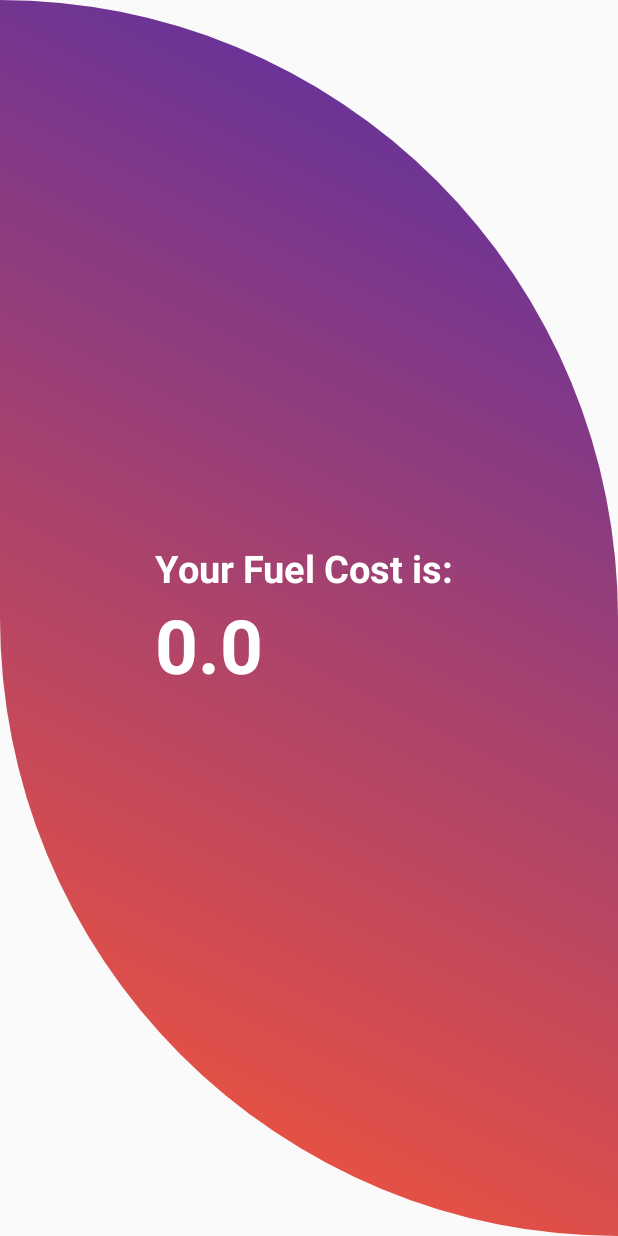
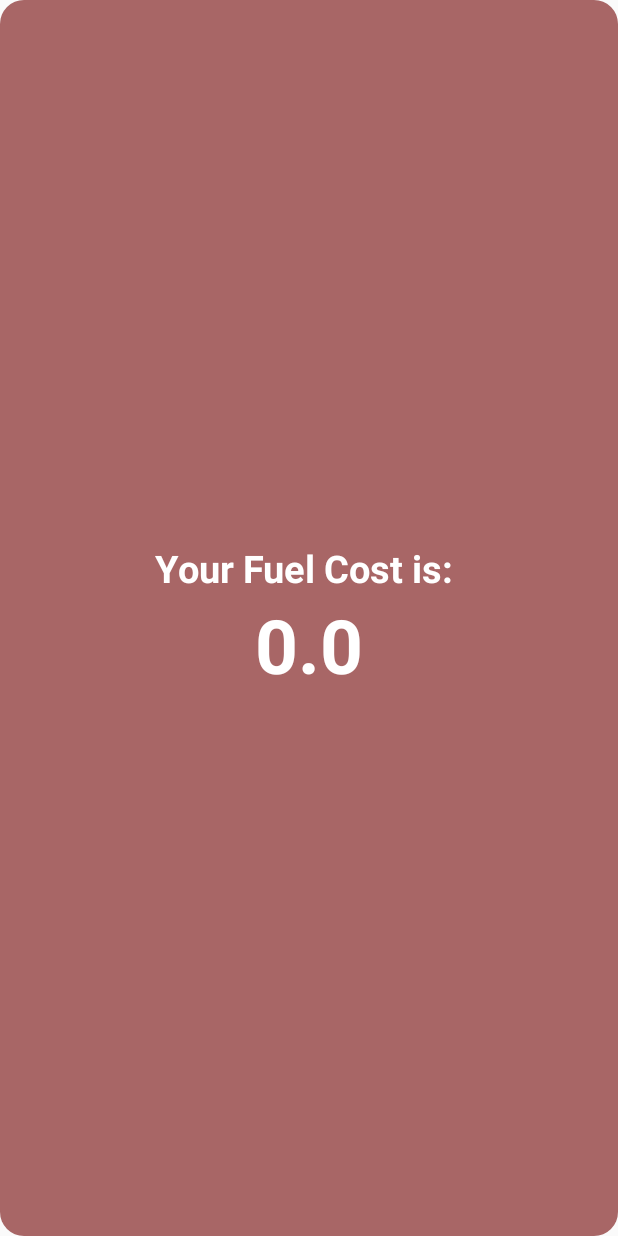
Before and after one commit to Revplay1/fuelcalc, an Android app: the ResultActivity screen opened directly, with no data from a screen before it, on a phone screen of 412 x 824 dp. Run offline under Robolectric (Android 15) with nearby library versions, the phone set to English and light mode, and no system bars.

Commit message:
changes to activity_result.xml and ResultActivity.kt

```diff
--- a/app/src/main/java/content/v1/fuelcalc/ResultActivity.kt
+++ b/app/src/main/java/content/v1/fuelcalc/ResultActivity.kt
@@ -15,5 +15,8 @@ class ResultActivity : AppCompatActivity() {
         val tvResult = findViewById<TextView>(R.id.tvResult)
 
         tvResult.text = "$fuelCost"
+
     }
+
+
 }
--- a/app/src/main/res/drawable/gradient_bg.xml
+++ b/app/src/main/res/drawable/gradient_bg.xml
@@ -1,10 +1,11 @@
 <?xml version="1.0" encoding="utf-8"?>
 <shape
     xmlns:android="http://schemas.android.com/apk/res/android">
-    <corners android:topLeftRadius="3000dp"
+    <corners
+        android:topLeftRadius="0dp"
         android:topRightRadius="100dp"
         android:bottomRightRadius="2000dp"
-        android:bottomLeftRadius="700dp"></corners>
+        android:bottomLeftRadius="700dp" />
     <gradient
         android:startColor="#FF5733"
         android:endColor="#33B5E5"
--- a/app/src/main/res/drawable/gradient_bgbutton.xml
+++ b/app/src/main/res/drawable/gradient_bgbutton.xml
@@ -1,12 +1,9 @@
 <?xml version="1.0" encoding="utf-8"?>
 <shape
     xmlns:android="http://schemas.android.com/apk/res/android">
-    <corners android:topLeftRadius="0dp"
-        android:topRightRadius="2000dp"
-        android:bottomRightRadius="0dp"
-        android:bottomLeftRadius="2000dp"></corners>
-    <gradient
-        android:startColor="#FF5733"
-        android:endColor="#512DA8"
-        android:angle="45"></gradient>
+    <corners android:topLeftRadius="16dp"
+        android:topRightRadius="16dp"
+        android:bottomRightRadius="16dp"
+        android:bottomLeftRadius="16dp"></corners>
+    <solid android:color="#A86666"></solid>
 </shape>
--- a/app/src/main/res/layout/activity_result.xml
+++ b/app/src/main/res/layout/activity_result.xml
@@ -35,6 +35,7 @@
             android:id="@+id/tvResult"
             android:layout_width="match_parent"
             android:layout_height="wrap_content"
+            android:textAlignment="center"
             android:textStyle="bold"
             android:textColor="@color/white"
             android:text=""
@@ -42,4 +43,5 @@
     </LinearLayout>
 
 
+
 </androidx.constraintlayout.widget.ConstraintLayout>
```
Also changed, not shown: app/src/main/res/layout/activity_gatherinfo.xml (+16 -2 lines), app/src/main/res/layout/activity_main.xml (+46 -6 lines), app/src/main/res/drawable/fuel.png (added), app/src/main/res/drawable/fuelnobg.png (added).
